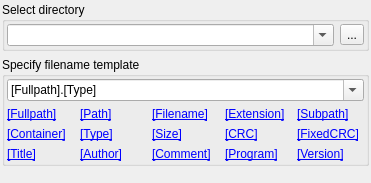
Before: the Qt Designer form apps/zxtune-qt/ui/conversion/filename_template.ui in vitamin-caig/zxtune, drawn with Qt 5.
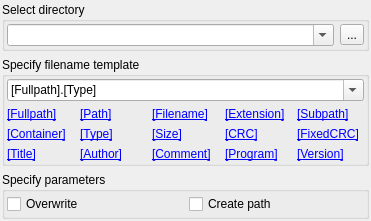
After: the same form once the commit is applied.

```diff
--- a/apps/zxtune-qt/ui/conversion/filename_template.ui
+++ b/apps/zxtune-qt/ui/conversion/filename_template.ui
@@ -338,6 +338,50 @@
      </layout>
     </widget>
    </item>
+   <item>
+    <widget class="QGroupBox" name="parametersGroup">
+     <property name="sizePolicy">
+      <sizepolicy hsizetype="Preferred" vsizetype="Maximum">
+       <horstretch>0</horstretch>
+       <verstretch>0</verstretch>
+      </sizepolicy>
+     </property>
+     <property name="title">
+      <string>Specify parameters</string>
+     </property>
+     <layout class="QHBoxLayout" name="horizontalLayout">
+      <property name="margin">
+       <number>2</number>
+      </property>
+      <item>
+       <widget class="QCheckBox" name="overwriteExisting">
+        <property name="text">
+         <string>Overwrite</string>
+        </property>
+        <property name="toolTip">
+          <string>Force to overwrite existing files</string>
+        </property>
+        <property name="checked">
+         <bool>false</bool>
+        </property>
+       </widget>
+      </item>
+      <item>
+       <widget class="QCheckBox" name="createDirectories">
+        <property name="text">
+         <string>Create path</string>
+        </property>
+        <property name="toolTip">
+          <string>Force to create all intermediate directories of target files</string>
+        </property>
+        <property name="checked">
+         <bool>false</bool>
+        </property>
+       </widget>
+      </item>
+     </layout>
+    </widget>
+   </item>
    <item>
     <spacer name="verticalSpacer">
      <property name="orientation">
```
